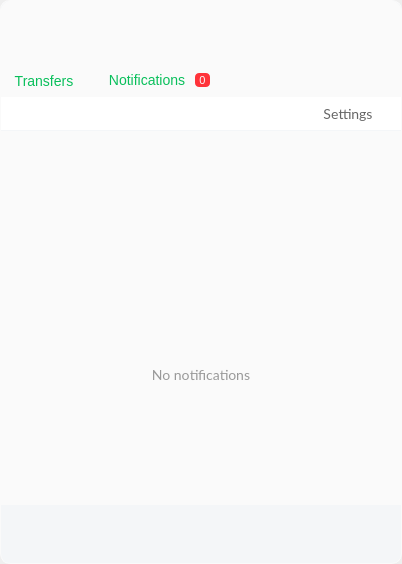
meganz/MEGAsync, file src/MEGASync/gui/ui/InfoDialog.ui: the form before one commit.
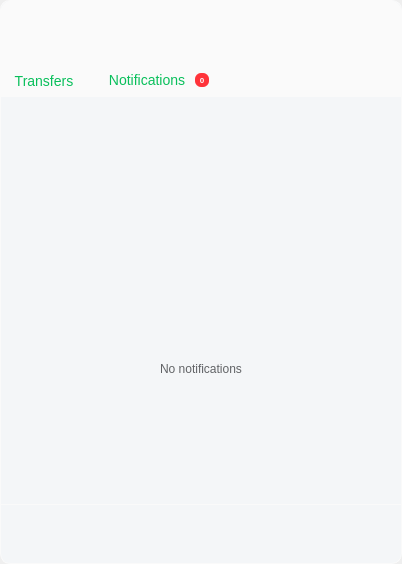
The form after the commit. The open tabs and pages were chosen to show the change. Icons and pictures are not drawn. Custom widgets are drawn as their Qt base class.

Commit message: SNC-5673.Tokenize Quota, notification filters and notifications

Patch:
```diff
--- a/src/MEGASync/gui/ui/InfoDialog.ui
+++ b/src/MEGASync/gui/ui/InfoDialog.ui
@@ -20,10 +20,7 @@
    <string/>
   </property>
   <property name="styleSheet">
-   <string notr="true">/*SubWidget;wStatus;widget;*/
-/*SubWidget;wPSA;widget;*/
-
-#wInfoDialogIn
+   <string notr="true">#wInfoDialogIn
 {
  border-radius: 10px;
  border: 1px solid;
@@ -120,28 +117,53 @@
 {
 background-color: #FFFF333A;/*colorToken.button-brand*/
 color: #FFFAFAFB;  /*colorToken.text-inverse-accent*/
-font-weight: 400;
-font-size: 11px;
-border-radius: 4px;
+font-weight: 600;
+font-size: 8px;
+line-height: 12px;
+border-radius: 6px;
 padding-left: 4px;
 padding-right: 4px;
 margin-right: 4px;
 }
+#lTotalUsedStorage,  #lTotalUsedQuota
+{
+font-weight: 600;
+border: none;
+color: #FF616366;/*colorToken.text-primary*/
+}
+#lUsedQuota, #lUsedStorage
+{
+color: #FF616366;/*colorToken.text-secondary*/
+}
+#wCircularStorage, #wCircularQuota
+{
+qproperty-outerCircleBackgroundColor: #FFD8D9DB; /*colorToken.border-strong*/
+qproperty-innerCircleBackgroundColor: #ffffffff; /*colorToken.page-background*/
+
+qproperty-lightOkProgressBarColors: #FF29DD74; /*colorToken.indicator-green*/
+qproperty-darkOkProgressBarColors: #FF29DD74; /*colorToken.indicator-green*/
+qproperty-lightWarnProgressBarColors: #fffb6514; /*colorToken.indicator-orange*/
+qproperty-darkWarnProgressBarColors: #fffb6514; /*colorToken.indicator-orange*/
+qproperty-lightFullProgressBarColors: #ffF63D6B; /*colorToken.indicator-pink*/
+qproperty-darkFullProgressBarColors: #ffF63D6B; /*colorToken.indicator-pink*/
+
+qproperty-okStateTextColor: #ff303233; /*colorToken.text-primary*/
+}
+#lNoNotifications
+{
+	color: #FF616366;/*colorToken.text-secondary*/
+}
+#bNoNotificationsIcon
+{
+     border: none;
+}
+/***************************************************/
 #wContaine
 #bAvatar, #bState, #bMEGAheader, #bClockDown, #bClockUp, #bOQIcon, #bBusinessQuota, #bBusinessStorage, #bSyncsDisabled, #bAddSync, #bAddBackup, #bSettings, #bBackupsDisabled, #bAllSyncsDisabled, #bCloudDrive
 {
 	border: none;
 }
 
-#lTotalUsedStorage,  #lTotalUsedQuota
-{
-font-family: &quot;Lato&quot;;
-font-size: 13px;
-font-weight: normal;
-border: none;
-color: #333333;
-}
-
 QPushButton
 {
 padding-right: 12px;
@@ -163,34 +185,13 @@
     border: none;
 }
 
-
-#wUsageStats, #wUsageStats *
-{
-    background-color: #FFFFFF;
-}
-#lTotalUsedStorage
-{
-font-family: &quot;Lato&quot;;
-font-weight: bold;
-font-size: 13px;
-}
 #wVerticalSeparator, #wVerticalSeparator *
 {
 background-color:  rgba(0, 0, 0, 0.1);
 margin-top: 12px;
 margin-bottom: 12px;
 }
-#lTotalUsedQuota
-{
-font-family: &quot;Lato&quot;;
-font-weight: bold;
-font-size: 13px;
-}
 
-#wSomeIssuesOccurred, #wSomeIssuesOccurred *
-{
-background-color: rgb(255, 255, 255);
-}
 #sActiveTransfers
 {
 background-color: transparent;
@@ -472,11 +473,6 @@
 	border: 1px solid rgba(0,191, 165, 80%);
 }
 
-#wFilterAndSettings
-{
-background-color: #FFFFFF;
-}
-
 #bNotificationsSettings
 {
 	color: #666666;
@@ -487,22 +483,6 @@
     border: none;
 }
 
-#pNoNotifications
-{
-	background-color: #FAFAFA;
-}
-
-#bNoNotificationsIcon
-{
-     border: none;
-}
-
-#lNoNotifications
-{
-	color: #999999;
-	font-family: Lato;
-	font-size: 14px;
-}
 #wContainerBottom, #wBottomFrame, #wBottom
 {
  border-bottom-right-radius: 10px;
@@ -3202,13 +3182,13 @@
                      </property>
                      <layout class="QHBoxLayout" name="horizontalLayout_14">
                       <property name="leftMargin">
-                       <number>16</number>
+                       <number>12</number>
                       </property>
                       <property name="topMargin">
                        <number>0</number>
                       </property>
                       <property name="rightMargin">
-                       <number>16</number>
+                       <number>12</number>
                       </property>
                       <property name="bottomMargin">
                        <number>0</number>
@@ -3250,9 +3230,6 @@
                         <property name="toolTip">
                          <string>Open notification settings</string>
                         </property>
-                        <property name="text">
-                         <string>Settings</string>
-                        </property>
                         <property name="icon">
                          <iconset>
                           <normalon>:/images/notification_color.png</normalon>
@@ -3264,6 +3241,9 @@
                           <height>24</height>
                          </size>
                         </property>
+                        <property name="flat">
+                         <bool>true</bool>
+                        </property>
                        </widget>
                       </item>
                      </layout>
@@ -3406,14 +3386,14 @@
                                  <widget class="QToolButton" name="bNoNotificationsIcon">
                                   <property name="minimumSize">
                                    <size>
-                                    <width>98</width>
-                                    <height>107</height>
+                                    <width>96</width>
+                                    <height>96</height>
                                    </size>
                                   </property>
                                   <property name="maximumSize">
                                    <size>
-                                    <width>98</width>
-                                    <height>107</height>
+                                    <width>96</width>
+                                    <height>96</height>
                                    </size>
                                   </property>
                                   <property name="text">
@@ -3426,8 +3406,8 @@
                                   </property>
                                   <property name="iconSize">
                                    <size>
-                                    <width>98</width>
-                                    <height>107</height>
+                                    <width>96</width>
+                                    <height>96</height>
                                    </size>
                                   </property>
                                  </widget>
```
Left out of the diff: 8 changed lines with no effect on the pictures. The commit also changes 38 other files.
